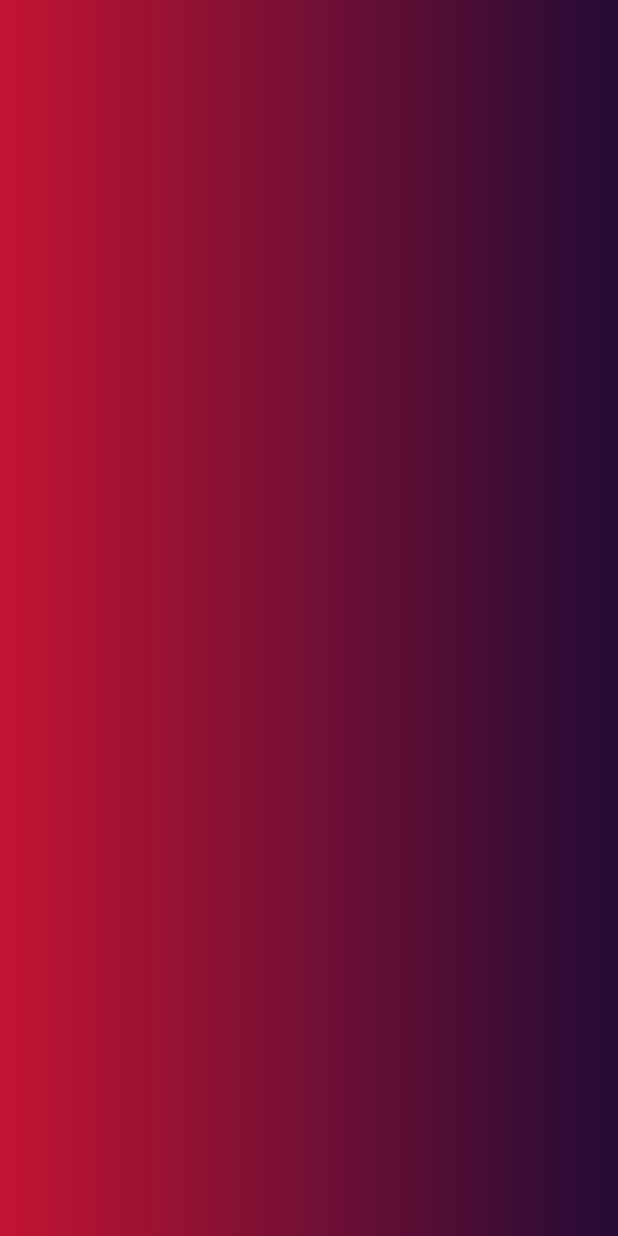
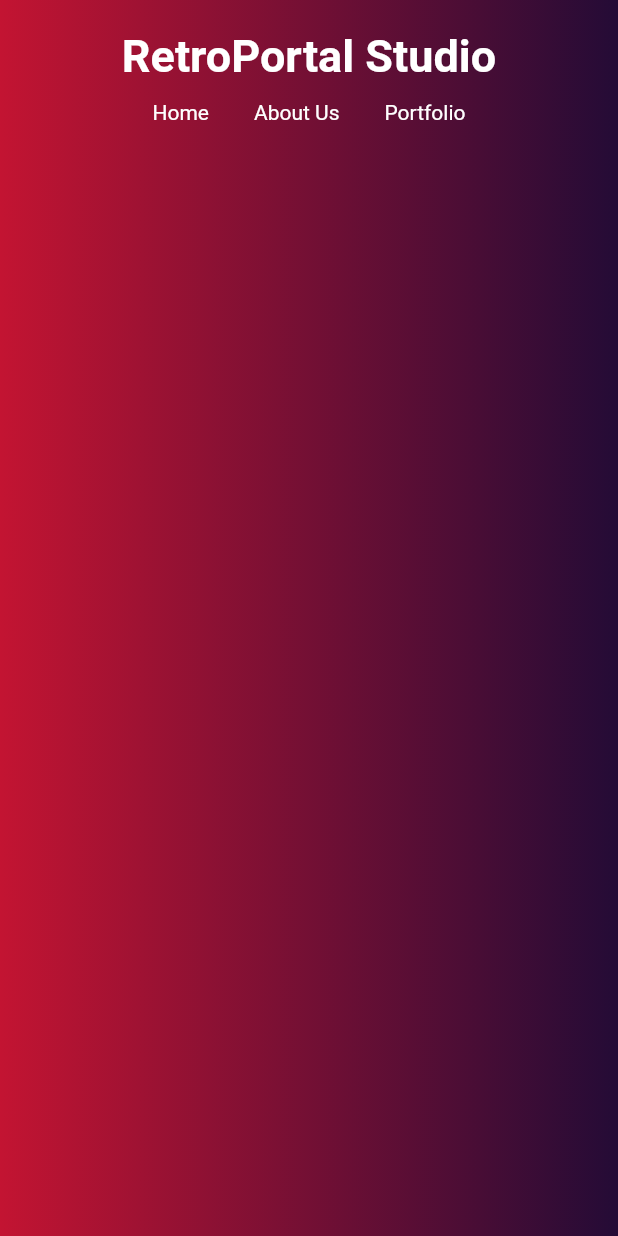
Before and after one commit to beaudario/flutter_webpage, a Flutter app: the screen it shows after launch, on a phone screen of 412 x 824 dp. Run offline on Flutter 3.47's test engine with Material 2 defaults, Android fonts, the phone set to English and light mode, and no system bars.

Commit message:
MobileNavbar and DesktopNavbar responsiveness and spacing

```diff
--- a/lib/navbar/navbar.dart
+++ b/lib/navbar/navbar.dart
@@ -20,13 +20,19 @@ class Navbar extends StatelessWidget {
 class DesktopNavbar extends StatelessWidget {
   @override
   Widget build(BuildContext context) {
-    return Container(
+    return Padding(
+      padding: const EdgeInsets.symmetric(vertical: 20, horizontal: 40),
+      child: Container(
+        constraints: BoxConstraints(maxWidth: 1200),
         child: Row(
+          mainAxisAlignment: MainAxisAlignment.spaceBetween,
           children: <Widget>[
             Text(
               'RetroPortal Studio',
               style: TextStyle(
-                fontWeight: FontWeight.bold, color: Colors.white, fontSize: 30),
+                  fontWeight: FontWeight.bold,
+                  color: Colors.white,
+                  fontSize: 30),
             ),
             Row(
               children: <Widget>[
@@ -34,17 +40,37 @@ class DesktopNavbar extends StatelessWidget {
                   'Home',
                   style: TextStyle(color: Colors.white),
                 ),
+                SizedBox(
+                  width: 30,
+                ),
                 Text(
                   'About Us',
                   style: TextStyle(color: Colors.white),
                 ),
+                SizedBox(
+                  width: 30,
+                ),
                 Text(
                   'Portfolio',
                   style: TextStyle(color: Colors.white),
+                ),
+                SizedBox(
+                  width: 30,
+                ),
+                MaterialButton(
+                  color: Colors.pink,
+                  shape: RoundedRectangleBorder(
+                      borderRadius: BorderRadius.all(Radius.circular(20.0))),
+                  onPressed: () {},
+                  child: Text(
+                    'Get Started',
+                    style: TextStyle(color: Colors.white),
+                  ),
                 )
               ],
             )
           ],
+        ),
       ),
     );
   }
@@ -53,6 +79,43 @@ class DesktopNavbar extends StatelessWidget {
 class MobileNavbar extends StatelessWidget {
   @override
   Widget build(BuildContext context) {
-    return Container();
+    return Padding(
+      padding: const EdgeInsets.symmetric(vertical: 20, horizontal: 40),
+      child: Container(
+        child: Column(children: <Widget>[
+          Text(
+            'RetroPortal Studio',
+            style: TextStyle(
+                fontWeight: FontWeight.bold, color: Colors.white, fontSize: 30),
+          ),
+          Padding(
+            padding: const EdgeInsets.all(12.0),
+            child: Row(
+              mainAxisAlignment: MainAxisAlignment.center,
+              children: <Widget>[
+                Text(
+                  'Home',
+                  style: TextStyle(color: Colors.white),
+                ),
+                SizedBox(
+                  width: 30,
+                ),
+                Text(
+                  'About Us',
+                  style: TextStyle(color: Colors.white),
+                ),
+                SizedBox(
+                  width: 30,
+                ),
+                Text(
+                  'Portfolio',
+                  style: TextStyle(color: Colors.white),
+                )
+              ],
+            ),
+          )
+        ]),
+      ),
+    );
   }
 }
```
Lines whose indentation alone changed are shown as unchanged.
